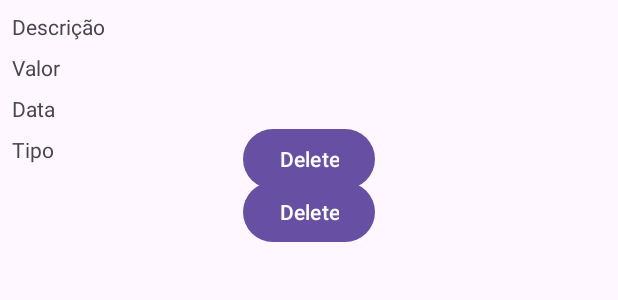
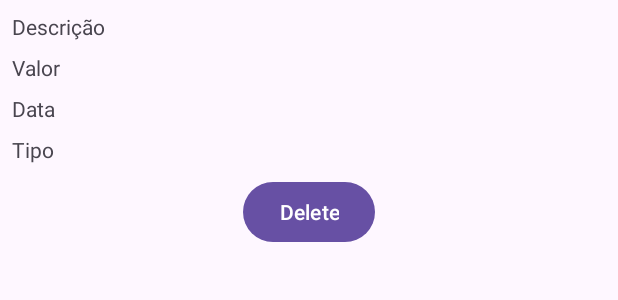
Before and after one commit to elderws/MeuCapital2, an Android app: the layout item_transaction.xml on its own in the app's theme, with its tools: preview values and no code run, on a phone screen of 412 x 824 dp. Shown: the top 300 px of the screen. Run offline under Robolectric (Android 15) with nearby library versions, the phone set to English and light mode, and no system bars.

Commit message:
Atualizacao Banco

```diff
--- a/app/src/main/res/layout/item_transaction.xml
+++ b/app/src/main/res/layout/item_transaction.xml
@@ -54,13 +54,4 @@
         app:layout_constraintStart_toStartOf="parent"
         android:layout_margin="8dp" />
 
-    <Button
-        android:id="@+id/btnDelete"
-        android:layout_width="wrap_content"
-        android:layout_height="wrap_content"
-        android:text="Delete"
-        app:layout_constraintTop_toBottomOf="@id/tvData"
-        app:layout_constraintStart_toStartOf="parent"
-        app:layout_constraintEnd_toEndOf="parent" />
-
 </androidx.constraintlayout.widget.ConstraintLayout>
```
